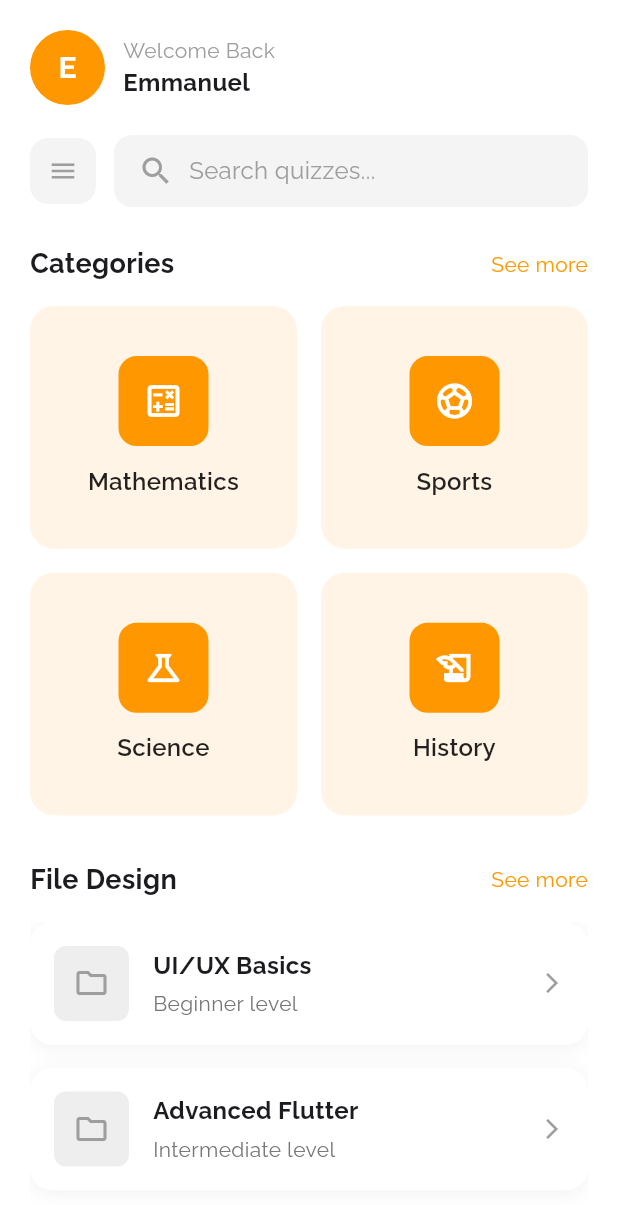
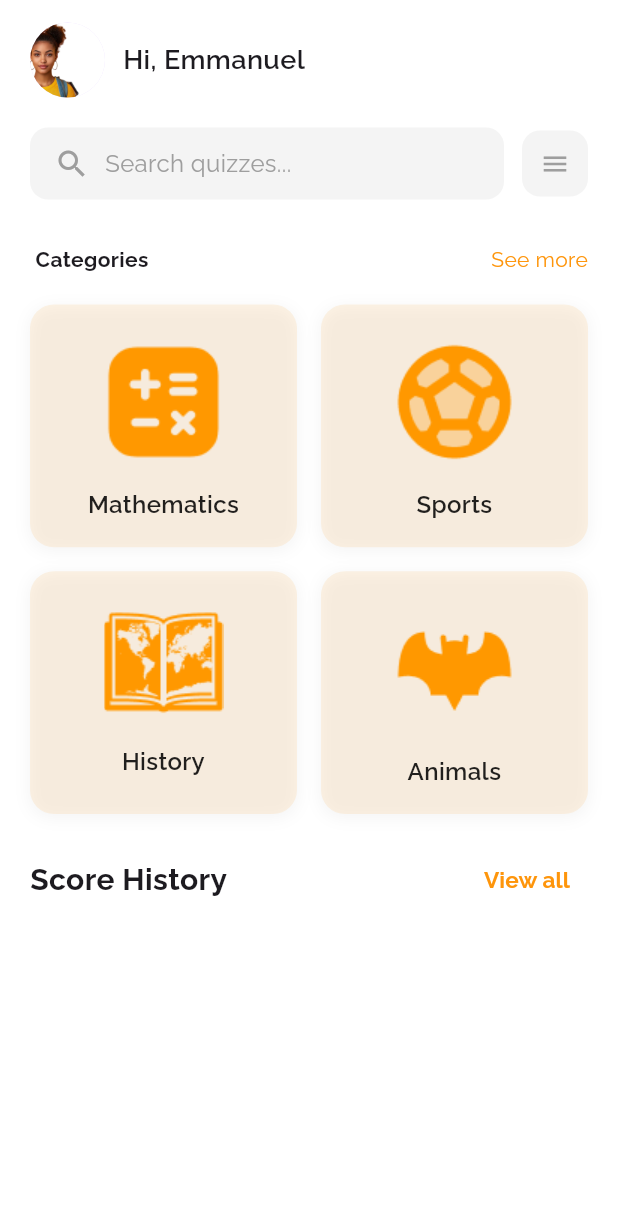
Before and after one commit to zahrawm/Quiz-App, a Flutter app: the HomeScreen screen opened by its route, on a phone screen of 412 x 824 dp. Shown: the top 1205 px of the screen. Run offline on Flutter 3.47's test engine with Material 3 defaults, Android fonts, the phone set to English and light mode, and no system bars; our stand-ins replace google_fonts.

Commit message:
codes updated

```diff
--- a/quiz_app/lib/main.dart
+++ b/quiz_app/lib/main.dart
@@ -1,7 +1,8 @@
 import 'package:flutter/material.dart';
 import 'package:google_fonts/google_fonts.dart';
 import 'package:quiz_app/screen/about_screen.dart';
-import 'package:quiz_app/screen/home_scren.dart';
+import 'package:quiz_app/screen/categories.dart';
+import 'package:quiz_app/screen/home_screen.dart';
 import 'package:quiz_app/screen/onboarding_screen.dart';
 import 'package:quiz_app/screen/splash_screen.dart';
 
@@ -26,6 +27,7 @@ class MyApp extends StatelessWidget {
         '/onboard': (_) => const OnboardingScreen(),
         '/about': (_) => const AboutMeScreen(),
         '/home': (_) => const HomeScreen(),
+        '/categories' :(_) =>  Categories()
       },
     );
   }
--- a/quiz_app/lib/screen/about_screen.dart
+++ b/quiz_app/lib/screen/about_screen.dart
@@ -48,7 +48,7 @@ class _AboutMeScreenState extends State<AboutMeScreen> {
             fontWeight: FontWeight.w600,
           ),
         ),
-        centerTitle: true,
+
       ),
       body: SingleChildScrollView(
         padding: EdgeInsets.symmetric(
--- /dev/null
+++ b/quiz_app/lib/screen/categories.dart
@@ -0,0 +1,76 @@
+import 'package:flutter/material.dart';
+import 'package:quiz_app/widgets/card.dart';
+
+class Categories extends StatelessWidget {
+  const Categories({super.key});
+
+  @override
+  Widget build(BuildContext context) {
+    return Scaffold(
+      appBar: AppBar(
+        backgroundColor: Colors.white,
+        elevation: 0,
+        leading: IconButton(
+          icon: Icon(Icons.arrow_back, color: Colors.black87),
+          onPressed: () => Navigator.pop(context),
+        ),
+        title: Text(
+          'Quiz Categories',
+          style: TextStyle(color: Colors.black87, fontWeight: FontWeight.w600),
+        ),
+      ),
+      body: Padding(
+        padding: const EdgeInsets.all(10.0),
+        child: GridView.count(
+          physics: const AlwaysScrollableScrollPhysics(),
+          crossAxisCount: 2,
+          crossAxisSpacing: 16,
+          mainAxisSpacing: 16,
+          childAspectRatio: 1.1,
+          children: const [
+            CategoryCard(
+              title: "Mathematics",
+              imagePath: 'assets/maths.png',
+              color: Color(0xFFFE950B),
+            ),
+            CategoryCard(
+              title: "Sports",
+              imagePath: 'assets/sport.png',
+              color: Color(0xFFFE950B),
+            ),
+            CategoryCard(
+              title: "History",
+              imagePath: 'assets/book.png',
+              color: Color(0xFFFE950B),
+            ),
+            CategoryCard(
+              title: "Animals",
+              imagePath: 'assets/animal.png',
+              color: Color(0xFFFE950B),
+            ),
+            CategoryCard(
+              title: "Anime",
+              imagePath: 'assets/anime.png',
+              color: Color(0xFFFE950B),
+            ),
+            CategoryCard(
+              title: "Vehicle",
+              imagePath: 'assets/vehicle.png',
+              color: Color(0xFFFE950B),
+            ),
+            CategoryCard(
+              title: "Film",
+              imagePath: 'assets/film.png',
+              color: Color(0xFFFE950B),
+            ),
+            CategoryCard(
+              title: "Video Controller",
+              imagePath: 'assets/game.png',
+              color: Color(0xFFFE950B),
+            ),
+          ],
+        ),
+      ),
+    );
+  }
+}
--- /dev/null
+++ b/quiz_app/lib/screen/home_screen.dart
@@ -0,0 +1,153 @@
+import 'package:flutter/material.dart';
+import 'package:quiz_app/widgets/card.dart';
+
+class HomeScreen extends StatelessWidget {
+  const HomeScreen({Key? key}) : super(key: key);
+
+  @override
+  Widget build(BuildContext context) {
+    return Scaffold(
+      backgroundColor: Colors.white,
+      body: SafeArea(
+        child: Padding(
+          padding: const EdgeInsets.symmetric(horizontal: 20, vertical: 15),
+          child: Column(
+            crossAxisAlignment: CrossAxisAlignment.start,
+            children: [
+              Row(
+                children: const [
+                  CircleAvatar(
+                    radius: 25,
+                    backgroundImage: AssetImage("assets/girl.jpg"),
+                  ),
+                  SizedBox(width: 12),
+                  Text(
+                    "Hi, Emmanuel",
+                    style: TextStyle(fontSize: 18, fontWeight: FontWeight.w600),
+                  ),
+                ],
+              ),
+
+              const SizedBox(height: 20),
+
+              Row(
+                children: [
+                  Expanded(
+                    child: Container(
+                      padding: const EdgeInsets.symmetric(
+                        horizontal: 16,
+                        vertical: 12,
+                      ),
+                      decoration: BoxDecoration(
+                        color: Color(0xFFF4F4F4),
+                        borderRadius: BorderRadius.circular(12),
+                      ),
+                      child: Row(
+                        children: const [
+                          Icon(Icons.search, color: Colors.grey),
+                          SizedBox(width: 10),
+                          Expanded(
+                            child: Text(
+                              "Search quizzes...",
+                              style: TextStyle(
+                                color: Colors.grey,
+                                fontSize: 16,
+                              ),
+                            ),
+                          ),
+                        ],
+                      ),
+                    ),
+                  ),
+                  const SizedBox(width: 12),
+                  Container(
+                    padding: const EdgeInsets.all(12),
+                    decoration: BoxDecoration(
+                      color: Color(0xFFF4F4F4),
+                      borderRadius: BorderRadius.circular(12),
+                    ),
+                    child: const Icon(Icons.menu, color: Colors.grey, size: 20),
+                  ),
+                ],
+              ),
+
+              const SizedBox(height: 30),
+
+              const Row(
+                mainAxisAlignment: MainAxisAlignment.spaceBetween,
+                children: [
+                  Text(
+                    " Categories",
+                    style: TextStyle(fontWeight: FontWeight.bold),
+                  ),
+                  Text(
+                    "See more",
+                    style: TextStyle(color: Color(0xFFFE950B), fontSize: 14),
+                  ),
+                ],
+              ),
+
+              const SizedBox(height: 20),
+
+              GridView.count(
+                shrinkWrap: true,
+                physics: const NeverScrollableScrollPhysics(),
+                crossAxisCount: 2,
+                crossAxisSpacing: 16,
+                mainAxisSpacing: 16,
+                childAspectRatio: 1.1,
+                children: const [
+                  CategoryCard(
+                    title: "Mathematics",
+                    imagePath: 'assets/maths.png',
+                    color: Color(0xFFFE950B),
+                  ),
+                  CategoryCard(
+                    title: "Sports",
+                    imagePath: 'assets/sport.png',
+                    color: Color(0xFFFE950B),
+                  ),
+                  CategoryCard(
+                    title: "History",
+                    imagePath: 'assets/book.png',
+                    color: Color(0xFFFE950B),
+                  ),
+                  CategoryCard(
+                    title: "Animals",
+                    imagePath: 'assets/animal.png',
+                    color: Color(0xFFFE950B),
+                  ),
+                ],
+              ),
+
+              const SizedBox(height: 20),
+
+              Row(
+                mainAxisAlignment: MainAxisAlignment.spaceBetween,
+                children: [
+                  Text(
+                    "Score History",
+                    style: TextStyle(fontWeight: FontWeight.bold, fontSize: 20),
+                  ),
+                  TextButton(
+                    onPressed: () {
+                      Navigator.pushReplacementNamed(context, '/categories');
+                    },
+                    child: Text(
+                      'View all',
+                      style: TextStyle(
+                        color: Color(0xFFFE950B),
+                        fontWeight: FontWeight.bold,
+                        fontSize: 15,
+                      ),
+                    ),
+                  ),
+                ],
+              ),
+            ],
+          ),
+        ),
+      ),
+    );
+  }
+}
--- a/quiz_app/lib/screen/home_scren.dart
+++ /dev/null
@@ -1,271 +0,0 @@
-import 'package:flutter/material.dart';
-
-class HomeScreen extends StatelessWidget {
-  const HomeScreen({Key? key}) : super(key: key);
-
-  @override
-  Widget build(BuildContext context) {
-    return Scaffold(
-      backgroundColor: Colors.white,
-      body: SafeArea(
-        child: Padding(
-          padding: const EdgeInsets.all(20),
-          child: Column(
-            crossAxisAlignment: CrossAxisAlignment.start,
-            children: [
-              // Top Row with Avatar and Name
-              Row(
-                children: [
-                  const CircleAvatar(
-                    radius: 25,
-                    backgroundColor: Colors.orange,
-                    child: Text(
-                      'E',
-                      style: TextStyle(
-                        color: Colors.white,
-                        fontSize: 20,
-                        fontWeight: FontWeight.bold,
-                      ),
-                    ),
-                  ),
-                  const SizedBox(width: 12),
-                  Column(
-                    crossAxisAlignment: CrossAxisAlignment.start,
-                    children: const [
-                      Text(
-                        "Welcome Back",
-                        style: TextStyle(fontSize: 14, color: Colors.grey),
-                      ),
-                      Text(
-                        "Emmanuel",
-                        style: TextStyle(
-                          fontSize: 16,
-                          fontWeight: FontWeight.bold,
-                        ),
-                      ),
-                    ],
-                  ),
-                ],
-              ),
-
-              const SizedBox(height: 20),
-
-              // Search Bar with Menu Icon beside it
-              Row(
-                children: [
-                  // Menu Icon
-                  Container(
-                    padding: const EdgeInsets.all(12),
-                    decoration: BoxDecoration(
-                      color: const Color(0xFFF4F4F4),
-                      borderRadius: BorderRadius.circular(12),
-                    ),
-                    child: const Icon(Icons.menu, color: Colors.grey, size: 20),
-                  ),
-                  const SizedBox(width: 12),
-                  // Search Bar
-                  Expanded(
-                    child: Container(
-                      padding: const EdgeInsets.symmetric(
-                        horizontal: 16,
-                        vertical: 12,
-                      ),
-                      decoration: BoxDecoration(
-                        color: const Color(0xFFF4F4F4),
-                        borderRadius: BorderRadius.circular(12),
-                      ),
-                      child: Row(
-                        children: const [
-                          Icon(Icons.search, color: Colors.grey),
-                          SizedBox(width: 10),
-                          Text(
-                            "Search quizzes...",
-                            style: TextStyle(color: Colors.grey, fontSize: 16),
-                          ),
-                        ],
-                      ),
-                    ),
-                  ),
-                ],
-              ),
-
-              const SizedBox(height: 25),
-
-              // Categories Section
-              Row(
-                mainAxisAlignment: MainAxisAlignment.spaceBetween,
-                children: const [
-                  Text(
-                    "Categories",
-                    style: TextStyle(fontSize: 18, fontWeight: FontWeight.bold),
-                  ),
-                  Text(
-                    "See more",
-                    style: TextStyle(color: Colors.orange, fontSize: 14),
-                  ),
-                ],
-              ),
-
-              const SizedBox(height: 15),
-
-              // Categories Grid (2x2 = 4 cards)
-              GridView.count(
-                shrinkWrap: true,
-                crossAxisCount: 2,
-                crossAxisSpacing: 16,
-                mainAxisSpacing: 16,
-                childAspectRatio: 1.1,
-                children: [
-                  _buildCategoryCard(
-                    "Mathematics",
-                    Icons.calculate_outlined,
-                    Colors.orange,
-                  ),
-                  _buildCategoryCard(
-                    "Sports",
-                    Icons.sports_soccer_outlined,
-                    Colors.orange,
-                  ),
-                  _buildCategoryCard(
-                    "Science",
-                    Icons.science_outlined,
-                    Colors.orange,
-                  ),
-                  _buildCategoryCard(
-                    "History",
-                    Icons.history_edu_outlined,
-                    Colors.orange,
-                  ),
-                ],
-              ),
-
-              const SizedBox(height: 30),
-
-              // File Design Section
-              Row(
-                mainAxisAlignment: MainAxisAlignment.spaceBetween,
-                children: const [
-                  Text(
-                    "File Design",
-                    style: TextStyle(fontSize: 18, fontWeight: FontWeight.bold),
-                  ),
-                  Text(
-                    "See more",
-                    style: TextStyle(color: Colors.orange, fontSize: 14),
-                  ),
-                ],
-              ),
-
-              const SizedBox(height: 15),
-
-              // File Design Cards
-              Expanded(
-                child: ListView(
-                  children: [
-                    _buildFileDesignCard("UI/UX Basics", "Beginner level"),
-                    _buildFileDesignCard(
-                      "Advanced Flutter",
-                      "Intermediate level",
-                    ),
-                  ],
-                ),
-              ),
-            ],
-          ),
-        ),
-      ),
-    );
-  }
-
-  Widget _buildCategoryCard(String title, IconData icon, Color color) {
-    return Container(
-      padding: const EdgeInsets.all(20),
-      decoration: BoxDecoration(
-        color: color.withOpacity(0.1),
-        borderRadius: BorderRadius.circular(16),
-      ),
-      child: Column(
-        mainAxisAlignment: MainAxisAlignment.center,
-        children: [
-          Container(
-            padding: const EdgeInsets.all(16),
-            decoration: BoxDecoration(
-              color: color,
-              borderRadius: BorderRadius.circular(12),
-            ),
-            child: Icon(icon, color: Colors.white, size: 28),
-          ),
-          const SizedBox(height: 12),
-          Text(
-            title,
-            style: const TextStyle(
-              fontSize: 16,
-              fontWeight: FontWeight.w600,
-              color: Colors.black87,
-            ),
-            textAlign: TextAlign.center,
-          ),
-        ],
-      ),
-    );
-  }
-
-  Widget _buildFileDesignCard(String title, String subtitle) {
-    return Container(
-      margin: const EdgeInsets.only(bottom: 15),
-      padding: const EdgeInsets.all(16),
-      decoration: BoxDecoration(
-        color: Colors.white,
-        borderRadius: BorderRadius.circular(15),
-        boxShadow: [
-          BoxShadow(
-            color: Colors.black.withOpacity(0.05),
-            blurRadius: 10,
-            offset: const Offset(0, 2),
-          ),
-        ],
-      ),
-      child: Row(
-        children: [
-          // File Icon Placeholder
-          Container(
-            width: 50,
-            height: 50,
-            decoration: BoxDecoration(
-              color: Colors.grey[200],
-              borderRadius: BorderRadius.circular(8),
-            ),
-            child: const Icon(
-              Icons.folder_outlined,
-              color: Colors.grey,
-              size: 24,
-            ),
-          ),
-          const SizedBox(width: 16),
-          // Title and Subtitle
-          Expanded(
-            child: Column(
-              crossAxisAlignment: CrossAxisAlignment.start,
-              children: [
-                Text(
-                  title,
-                  style: const TextStyle(
-                    fontWeight: FontWeight.bold,
-                    fontSize: 16,
-                  ),
-                ),
-                const SizedBox(height: 4),
-                Text(
-                  subtitle,
-                  style: TextStyle(color: Colors.grey[600], fontSize: 14),
-                ),
-              ],
-            ),
-          ),
-
-          const Icon(Icons.arrow_forward_ios, size: 16, color: Colors.grey),
-        ],
-      ),
-    );
-  }
-}
--- /dev/null
+++ b/quiz_app/lib/widgets/card.dart
@@ -0,0 +1,62 @@
+import 'package:flutter/material.dart';
+
+class CategoryCard extends StatelessWidget {
+  final String title;
+  final String imagePath;
+  final Color color;
+
+  const CategoryCard({
+    super.key,
+    required this.title,
+    required this.imagePath,
+    required this.color,
+  });
+
+  @override
+  Widget build(BuildContext context) {
+    return Container(
+      padding: const EdgeInsets.all(20),
+      decoration: BoxDecoration(
+        color: color.withOpacity(0.1),
+        borderRadius: BorderRadius.circular(16),
+        boxShadow: [
+          BoxShadow(
+            color: Colors.grey.withOpacity(0.1),
+            spreadRadius: 1,
+            blurRadius: 8,
+            offset: const Offset(0, 2),
+          ),
+        ],
+      ),
+      child: Column(
+        mainAxisAlignment: MainAxisAlignment.center,
+        children: [
+          Image.asset(
+            imagePath,
+            fit: BoxFit.contain,
+            color: Colors.orange,
+            errorBuilder: (context, error, stackTrace) {
+              return const Icon(
+                Icons.image_not_supported,
+                size: 24,
+                color: Colors.white,
+              );
+            },
+          ),
+          const SizedBox(height: 12),
+          Text(
+            title,
+            style: const TextStyle(
+              fontSize: 16,
+              fontWeight: FontWeight.w600,
+              color: Colors.black87,
+            ),
+            textAlign: TextAlign.center,
+            maxLines: 2,
+            overflow: TextOverflow.ellipsis,
+          ),
+        ],
+      ),
+    );
+  }
+}
```
Also changed, not shown: quiz_app/assets/animal.png (added), quiz_app/assets/anime.png (added), quiz_app/assets/book.png (added), quiz_app/assets/film.png (added), quiz_app/assets/game.png (added), quiz_app/assets/girl.jpg (added), quiz_app/assets/maths.png (added), quiz_app/assets/sport.png (added), quiz_app/assets/vehicle.png (added).
